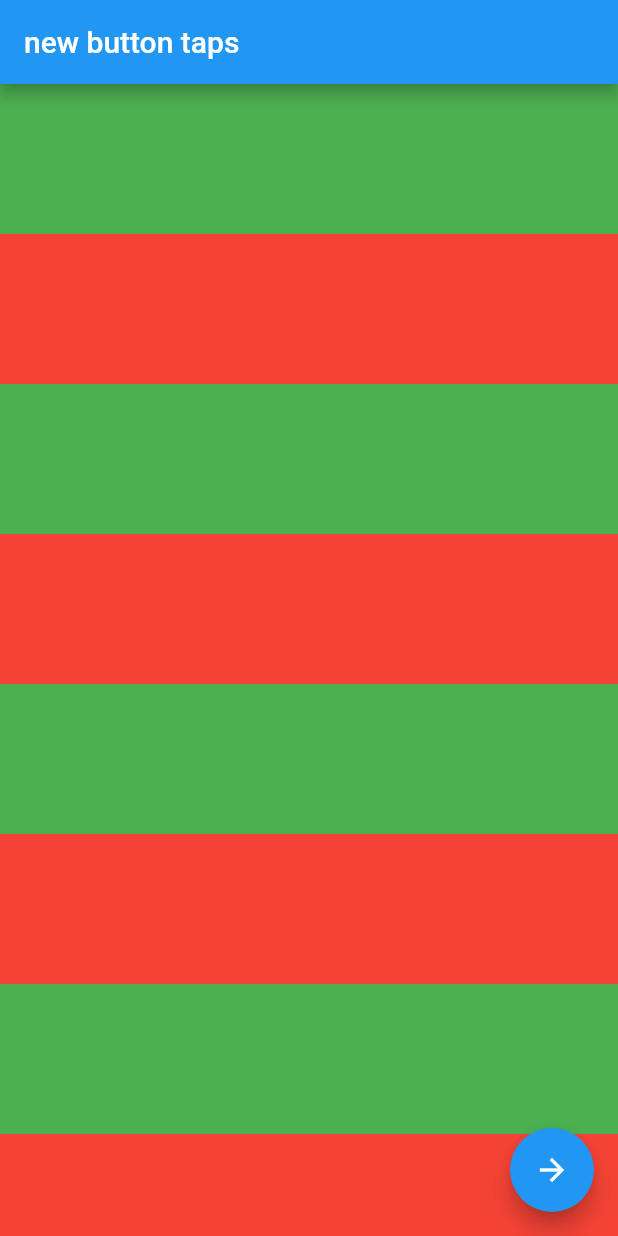
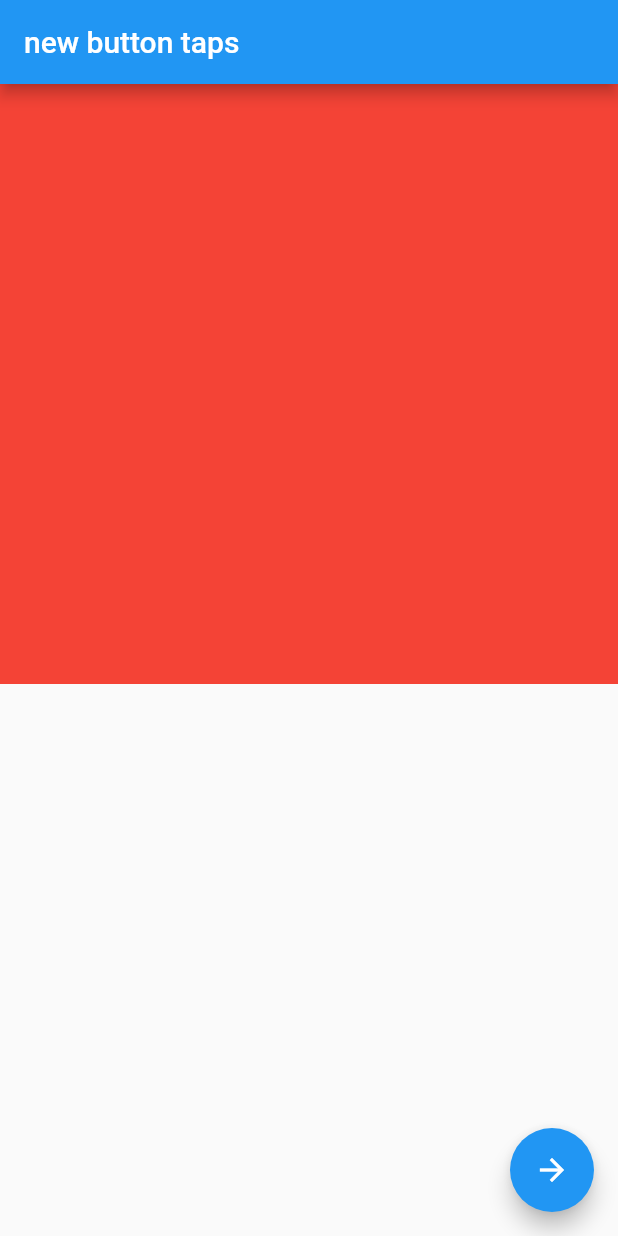
Before and after one commit to jtmuller5/trial_by_fire, a Flutter app: the screen it shows after launch, on a phone screen of 412 x 824 dp. Run offline on Flutter 3.47's test engine with Material 2 defaults, Android fonts, the phone set to English and light mode, and no system bars.

Commit message:
Update main.dart

```diff
--- a/lib/main.dart
+++ b/lib/main.dart
@@ -35,7 +35,12 @@
       appBar: AppBar(
         title: Text(widget.title),
       ),
-      body: ListView(
+      body: ListView.builder(
+        itemCount: 4,
+        itemBuilder: (context, index) {
+        return Block(color: Colors.red);
+      },),
+      /*body: ListView(
         children: [
           Block(color: Colors.green),
           Block(color: Colors.red),
@@ -50,7 +55,7 @@
           Block(color: Colors.green),
           Block(color: Colors.red),
         ],
-      ),
+      ),*/
       floatingActionButton: FloatingActionButton(
         onPressed: () {
           //Navigator.of(context).push(MaterialPageRoute(builder: (context) => SecondScreen()));
```
